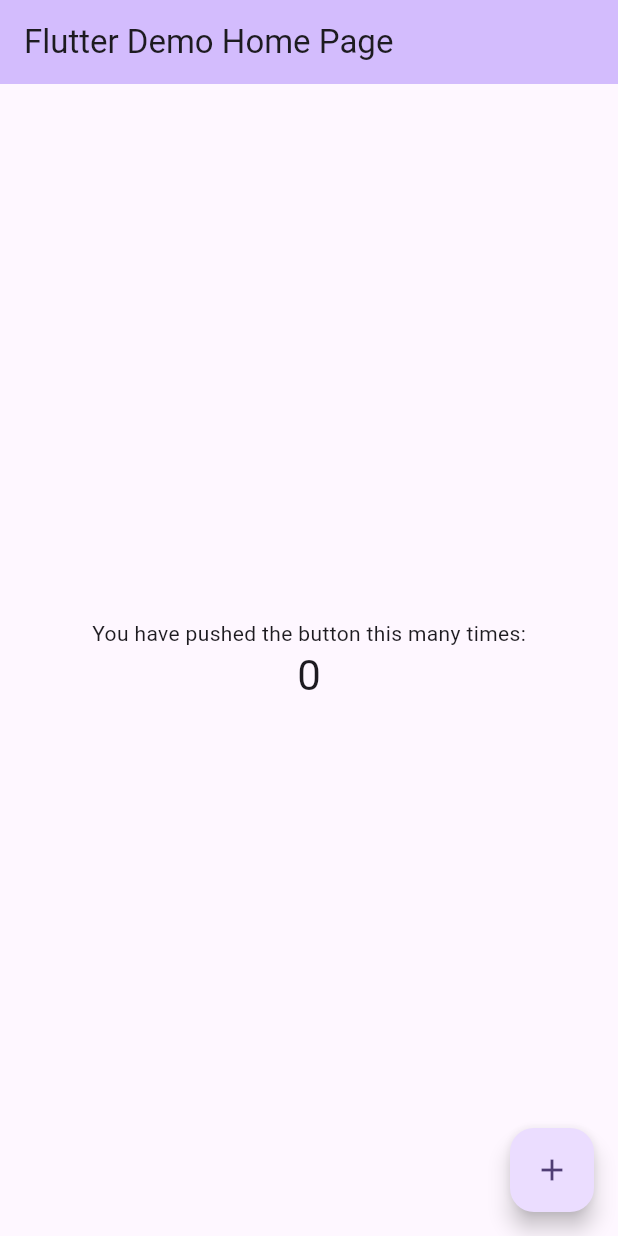
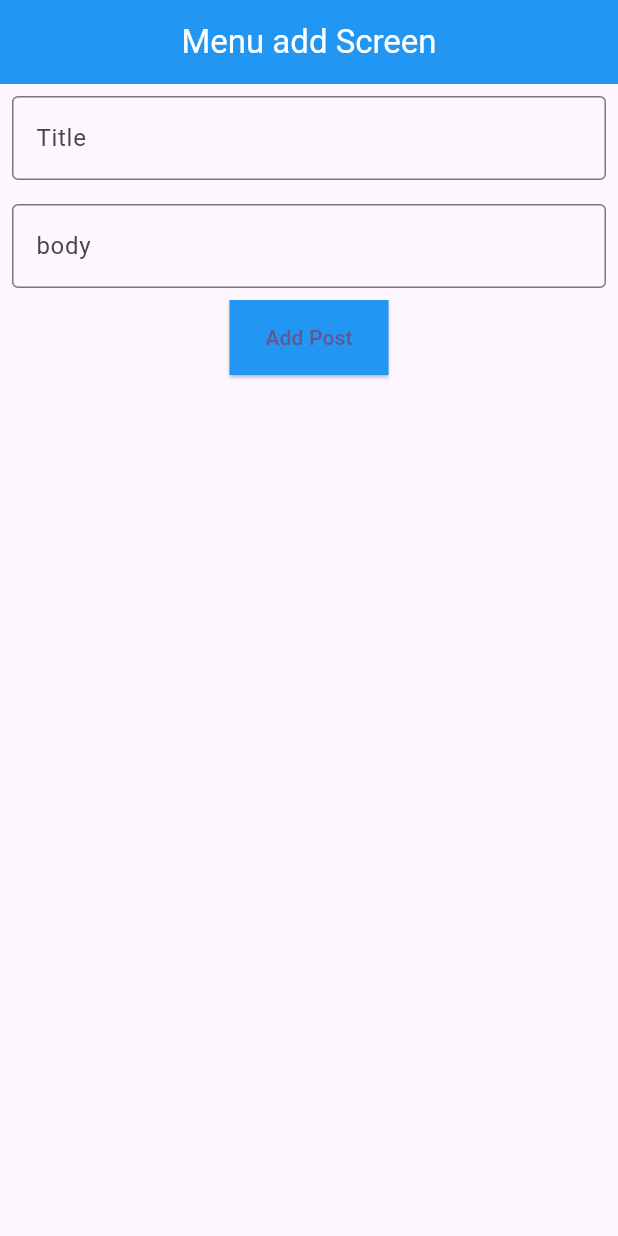
Before and after one commit to DEVI2899/menutask, a Flutter app: the screen it shows after launch, on a phone screen of 412 x 824 dp. Run offline on Flutter 3.47's test engine with Material 3 defaults, Android fonts, the phone set to English and light mode, and no system bars.

Commit message:
add task

```diff
--- a/lib/main.dart
+++ b/lib/main.dart
@@ -1,4 +1,8 @@
 import 'package:flutter/material.dart';
+import 'package:menutask/providers/menuProvider.dart';
+
+import 'package:menutask/views/menuscreen.dart';
+import 'package:provider/provider.dart';
 
 void main() {
   runApp(const MyApp());
@@ -10,116 +14,20 @@
   // This widget is the root of your application.
   @override
   Widget build(BuildContext context) {
-    return MaterialApp(
-      title: 'Flutter Demo',
-      theme: ThemeData(
-        // This is the theme of your application.
-        //
-        // TRY THIS: Try running your application with "flutter run". You'll see
-        // the application has a purple toolbar. Then, without quitting the app,
-        // try changing the seedColor in the colorScheme below to Colors.green
-        // and then invoke "hot reload" (save your changes or press the "hot
-        // reload" button in a Flutter-supported IDE, or press "r" if you used
-        // the command line to start the app).
-        //
-        // Notice that the counter didn't reset back to zero; the application
-        // state is not lost during the reload. To reset the state, use hot
-        // restart instead.
-        //
-        // This works for code too, not just values: Most code changes can be
-        // tested with just a hot reload.
-        colorScheme: ColorScheme.fromSeed(seedColor: Colors.deepPurple),
-        useMaterial3: true,
+    return MultiProvider(
+      providers: [
+        ChangeNotifierProvider(create: (_) => Menuprovider())
+      ],
+      child: MaterialApp(
+        title: 'Flutter Demo',
+        theme: ThemeData(
+
+          colorScheme: ColorScheme.fromSeed(seedColor: Colors.deepPurple),
+          useMaterial3: true,
+        ),
+        home: const MenuScreen(),
+        debugShowCheckedModeBanner: false,
       ),
-      home: const MyHomePage(title: 'Flutter Demo Home Page'),
     );
   }
 }
-
-class MyHomePage extends StatefulWidget {
-  const MyHomePage({super.key, required this.title});
-
-  // This widget is the home page of your application. It is stateful, meaning
-  // that it has a State object (defined below) that contains fields that affect
-  // how it looks.
-
-  // This class is the configuration for the state. It holds the values (in this
-  // case the title) provided by the parent (in this case the App widget) and
-  // used by the build method of the State. Fields in a Widget subclass are
-  // always marked "final".
-
-  final String title;
-
-  @override
-  State<MyHomePage> createState() => _MyHomePageState();
-}
-
-class _MyHomePageState extends State<MyHomePage> {
-  int _counter = 0;
-
-  void _incrementCounter() {
-    setState(() {
-      // This call to setState tells the Flutter framework that something has
-      // changed in this State, which causes it to rerun the build method below
-      // so that the display can reflect the updated values. If we changed
-      // _counter without calling setState(), then the build method would not be
-      // called again, and so nothing would appear to happen.
-      _counter++;
-    });
-  }
-
-  @override
-  Widget build(BuildContext context) {
-    // This method is rerun every time setState is called, for instance as done
-    // by the _incrementCounter method above.
-    //
-    // The Flutter framework has been optimized to make rerunning build methods
-    // fast, so that you can just rebuild anything that needs updating rather
-    // than having to individually change instances of widgets.
-    return Scaffold(
-      appBar: AppBar(
-        // TRY THIS: Try changing the color here to a specific color (to
-        // Colors.amber, perhaps?) and trigger a hot reload to see the AppBar
-        // change color while the other colors stay the same.
-        backgroundColor: Theme.of(context).colorScheme.inversePrimary,
-        // Here we take the value from the MyHomePage object that was created by
-        // the App.build method, and use it to set our appbar title.
-        title: Text(widget.title),
-      ),
-      body: Center(
-        // Center is a layout widget. It takes a single child and positions it
-        // in the middle of the parent.
-        child: Column(
-          // Column is also a layout widget. It takes a list of children and
-          // arranges them vertically. By default, it sizes itself to fit its
-          // children horizontally, and tries to be as tall as its parent.
-          //
-          // Column has various properties to control how it sizes itself and
-          // how it positions its children. Here we use mainAxisAlignment to
-          // center the children vertically; the main axis here is the vertical
-          // axis because Columns are vertical (the cross axis would be
-          // horizontal).
-          //
-          // TRY THIS: Invoke "debug painting" (choose the "Toggle Debug Paint"
-          // action in the IDE, or press "p" in the console), to see the
-          // wireframe for each widget.
-          mainAxisAlignment: MainAxisAlignment.center,
-          children: <Widget>[
-            const Text(
-              'You have pushed the button this many times:',
-            ),
-            Text(
-              '$_counter',
-              style: Theme.of(context).textTheme.headlineMedium,
-            ),
-          ],
-        ),
-      ),
-      floatingActionButton: FloatingActionButton(
-        onPressed: _incrementCounter,
-        tooltip: 'Increment',
-        child: const Icon(Icons.add),
-      ), // This trailing comma makes auto-formatting nicer for build methods.
-    );
-  }
-}
--- /dev/null
+++ b/lib/models/menus.dart
@@ -0,0 +1,23 @@
+
+class Menus{
+  List<Menus> menusFromJson(dynamic str) =>
+      List<Menus>.from((str).map((x) => Menus.fromJson(x)));
+  final String title;
+  final String  body;
+
+  Menus({required this.title, required this.body,} );
+  factory Menus.fromJson(Map<String, dynamic> json) {
+    return Menus(
+        title: json['title'],
+        body: json['body']
+    );
+  }
+  Map<String, dynamic> toJson() {
+    return {
+      'title': title,
+      'body': body
+    };
+  }
+
+
+}
--- /dev/null
+++ b/lib/providers/menuProvider.dart
@@ -0,0 +1,35 @@
+
+import 'package:flutter/cupertino.dart';
+
+import '../models/menus.dart';
+import '../services/apiservice.dart';
+
+class Menuprovider extends ChangeNotifier{
+  final ApiService dataService = ApiService();
+
+
+  List<Menus> dataList = [];
+
+  List<Menus> get dataModels => dataList;
+
+  Future<void> fetchData() async {
+  try {
+  dataList =(await dataService.getProducts())! ;
+  notifyListeners();
+  }
+  catch (e) {
+  print("Error:$e");
+  }
+  }
+
+  Future<void> addData(Menus dataList) async {
+  try {
+  await dataService.addData(dataList);
+  // dataService.fetchData();
+  }
+  catch (e) {
+  print("Error data : $e");
+    }
+    }
+
+}
--- /dev/null
+++ b/lib/services/apiservice.dart
@@ -0,0 +1,48 @@
+import 'dart:convert';
+
+import 'package:flutter/foundation.dart';
+import 'package:flutter/material.dart';
+import 'package:http/http.dart' as http;
+import '../models/menus.dart';
+
+class ApiService{
+  static const String Baseurl= "http://localhost:3000/";
+  static var client = http.Client();
+
+   Future<List<Menus>?> getProducts() async {
+    Map<String, String> requestHeaders = {
+      'Content-Type': 'application/json',
+    };
+
+    var url = Uri.http(Baseurl);
+
+    var response = await client.get(
+      url,
+      headers: requestHeaders,
+    );
+
+    if (response.statusCode == 200) {
+      var data = jsonDecode(response.body);
+      return data.map((item) =>Menus.fromJson(item)).toList();
+
+      //return true;
+    } else {
+      return null;
+    }
+  }
+
+  Future<void> addData(Menus menus) async {
+    final response = await http.post(Uri.parse(Baseurl),
+
+        body: jsonEncode(menus.toJson())
+    );
+    if (response.statusCode == 201) {
+      if (kDebugMode) {
+        print("successfully added");
+      }
+      else {
+        throw Exception('Failed to post data');
+      }
+    }
+  }
+}
--- /dev/null
+++ b/lib/views/menuscreen.dart
@@ -0,0 +1,72 @@
+import 'package:flutter/material.dart';
+import 'package:menutask/models/menus.dart';
+import 'package:menutask/providers/menuProvider.dart';
+import 'package:provider/provider.dart';
+
+class MenuScreen extends StatefulWidget {
+  const MenuScreen({super.key});
+
+  @override
+  State<MenuScreen> createState() => _MenuScreenState();
+}
+
+class _MenuScreenState extends State<MenuScreen> {
+  TextEditingController TitleController = TextEditingController();
+  TextEditingController bodyController = TextEditingController();
+
+  @override
+  Widget build(BuildContext context) {
+    final menuprovider = Provider.of<Menuprovider>(context);
+    return SafeArea(
+      child: Scaffold(
+        appBar: AppBar(
+            title:const Text('Menu add Screen', style:  TextStyle(color:Colors.white ),),
+           centerTitle: true,
+          backgroundColor: Colors.blue,
+        ),
+        body:  Column(
+          children: [
+            Padding(
+              padding: const EdgeInsets.all(8.0),
+              child: TextField(
+                controller: TitleController,
+                decoration: const InputDecoration(
+                  border: OutlineInputBorder(),
+                  hintText: ' Enter the Title',
+                  labelText: 'Title'
+                ),
+
+              ),
+            ),
+             Padding(
+              padding: const EdgeInsets.all(8.0),
+              child: TextField(
+                controller: bodyController,
+                decoration: const InputDecoration(
+                    border: OutlineInputBorder(),
+                    hintText: ' Enter the body',
+                    labelText: 'body'
+                ),
+              ),
+            ),
+           ElevatedButton(onPressed: (){
+             final menuItem = Menus(title: TitleController.text,
+                 body: bodyController.text);
+             menuprovider.addData(menuItem);
+
+           },
+             style: ElevatedButton.styleFrom(
+               backgroundColor: Colors.blue,
+               shape: const RoundedRectangleBorder(),
+               minimumSize: const Size(100, 50),
+             ),
+               child: const Text('Add Post'),
+           )
+
+
+          ],
+        ),
+      ),
+    );
+  }
+}
--- /dev/null
+++ b/package.json
@@ -0,0 +1,5 @@
+{
+  "dependencies": {
+    "express": "^4.19.2"
+  }
+}
--- a/pubspec.yaml
+++ b/pubspec.yaml
@@ -35,6 +35,8 @@ dependencies:
   # The following adds the Cupertino Icons font to your application.
   # Use with the CupertinoIcons class for iOS style icons.
   cupertino_icons: ^1.0.2
+  http: ^1.1.1
+  provider: ^6.1.1
 
 dev_dependencies:
   flutter_test:
```
Also changed, not shown: package-lock.json (added), pubspec.lock, 1 other file.
